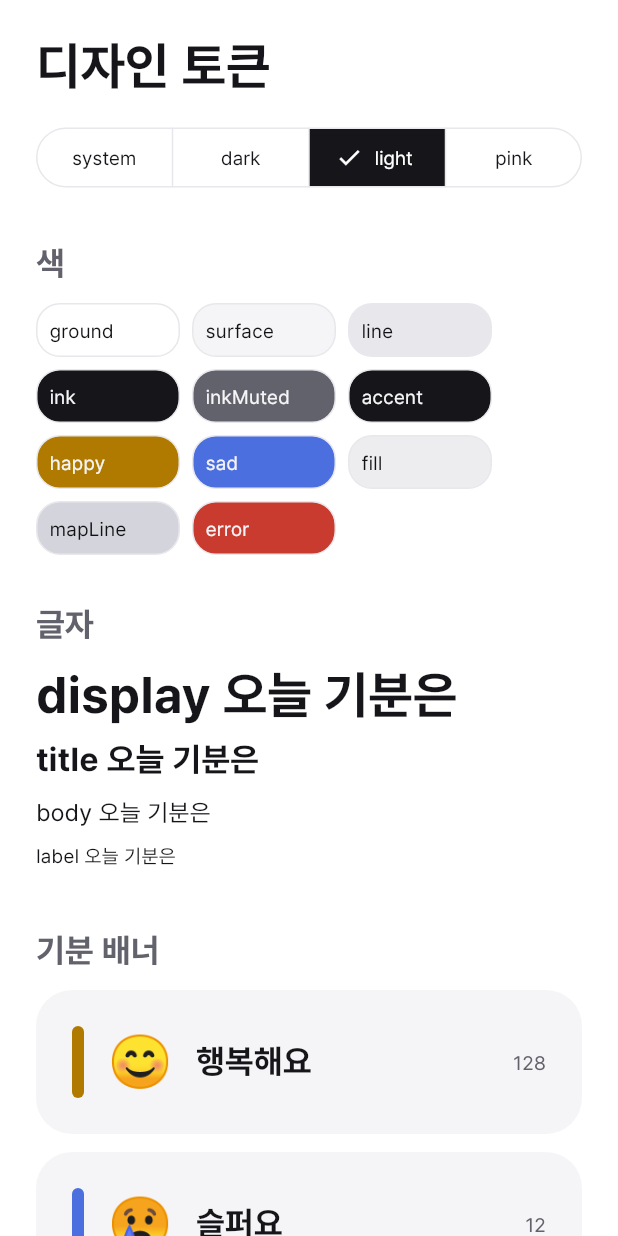
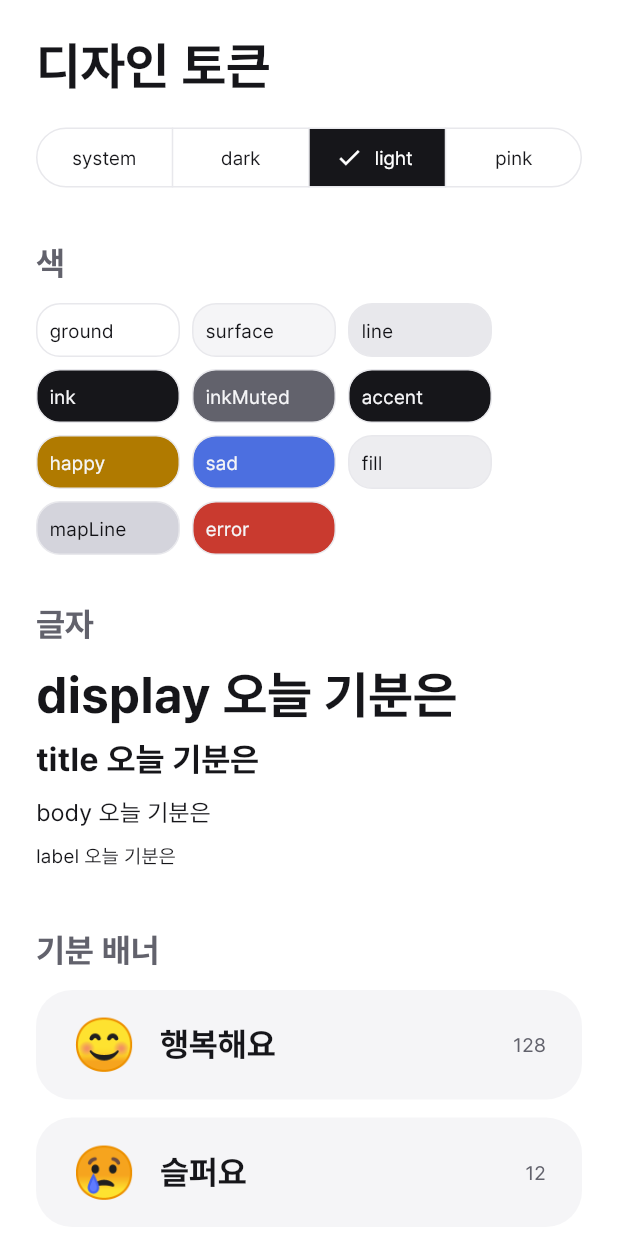
Before and after one commit to jshsakura/mood-clicker, a Flutter app: the screen it shows after launch, on a phone screen of 412 x 824 dp. Run offline on Flutter 3.47's test engine with Material 3 defaults, Android fonts, the phone set to English and light mode, and no system bars; our stand-ins replace shared_preferences; missing offline and left inert: audio_session, flutter_soloud.

Commit message:
feat: add PressableSurface and use it for mood banners
Icon buttons are 44 px circles shrinking to 0.92, banners and cards shrink to
0.98, both darken a little for 90 ms with no ink splash or rectangular
highlight. The banner keeps color only in the face.

Co-Authored-By: Claude Sonnet 5.5 <noreply@anthropic.com>

```diff
--- a/lib/design/parts/mood_banner.dart
+++ b/lib/design/parts/mood_banner.dart
@@ -2,6 +2,7 @@ import 'package:flutter/material.dart';
 
 import '../app_theme.dart';
 import '../tokens.g.dart';
+import 'pressable_surface.dart';
 
 /// One large banner row on the mood picker screen.
 class MoodBanner extends StatelessWidget {
@@ -9,47 +10,34 @@ class MoodBanner extends StatelessWidget {
     super.key,
     required this.label,
     required this.emoji,
-    required this.isHappySide,
     required this.todayCount,
     required this.onTap,
   });
 
   final String label;
   final String emoji;
-  final bool isHappySide;
   final int todayCount;
   final VoidCallback onTap;
 
   @override
   Widget build(BuildContext context) {
     final p = context.palette;
-    final side = isHappySide ? p.happy : p.sad;
-    return Material(
-      color: p.surface,
-      borderRadius: BorderRadius.circular(Radii.card),
-      child: InkWell(
-        borderRadius: BorderRadius.circular(Radii.card),
+    return PressableSurface(
+      kind: PressableKind.card,
       onTap: onTap,
+      semanticLabel: label,
       child: Padding(
-          padding: const EdgeInsets.all(Space.xl),
+        padding: const EdgeInsets.symmetric(
+          horizontal: Space.xl,
+          vertical: Space.lg,
+        ),
         child: Row(
           children: [
-              Container(
-                width: Space.sm,
-                height: Space.xxxl,
-                decoration: BoxDecoration(
-                  color: side,
-                  borderRadius: BorderRadius.circular(Radii.pill),
-                ),
-              ),
-              const SizedBox(width: Space.lg),
+            // The face is the only colored thing on the banner.
             Text(emoji, style: TypeScale.display),
             const SizedBox(width: Space.lg),
             Expanded(
-                child: Text(
-                  label,
-                  style: TypeScale.title.copyWith(color: p.ink),
-                ),
+              child: Text(label, style: TypeScale.title.copyWith(color: p.ink)),
             ),
             Text(
               '$todayCount',
@@ -58,7 +46,6 @@ class MoodBanner extends StatelessWidget {
           ],
         ),
       ),
-      ),
     );
   }
 }
--- /dev/null
+++ b/lib/design/parts/pressable_surface.dart
@@ -0,0 +1,144 @@
+import 'package:flutter/material.dart';
+
+import '../app_theme.dart';
+import '../tokens.g.dart';
+
+/// How a pressable surface looks and how far it shrinks while pressed.
+enum PressableKind {
+  /// A round 44 px icon button. Shrinks to 0.92.
+  icon(0.92),
+
+  /// A banner or card. Shrinks to 0.98.
+  card(0.98);
+
+  const PressableKind(this.pressedScale);
+
+  final double pressedScale;
+}
+
+/// The one pressable surface of the app. A press shrinks it a little and darkens it a little in
+/// [Motion.tap]. There is no ink splash and no rectangular highlight. The full screen tap area of
+/// the tap screen is not a pressable surface and does not use this.
+class PressableSurface extends StatefulWidget {
+  const PressableSurface({
+    super.key,
+    required this.kind,
+    required this.onTap,
+    required this.child,
+    this.semanticLabel,
+    this.color,
+  });
+
+  /// A 44 px circular icon button.
+  PressableSurface.icon({
+    Key? key,
+    required IconData icon,
+    required VoidCallback? onTap,
+    required String semanticLabel,
+  }) : this(
+         key: key,
+         kind: PressableKind.icon,
+         onTap: onTap,
+         semanticLabel: semanticLabel,
+         child: _IconFace(icon),
+       );
+
+  /// The size of an icon button.
+  static const double iconSize = 44;
+
+  /// How much the surface is darkened while pressed (the share of the ink color laid on top).
+  static const double pressedDarken = 0.08;
+
+  final PressableKind kind;
+
+  /// Null turns the surface off: it does not react to presses.
+  final VoidCallback? onTap;
+  final Widget child;
+  final String? semanticLabel;
+
+  /// The surface color. Defaults to the palette surface.
+  final Color? color;
+
+  @override
+  State<PressableSurface> createState() => _PressableSurfaceState();
+}
+
+class _PressableSurfaceState extends State<PressableSurface> {
+  bool _pressed = false;
+
+  void _set(bool value) {
+    if (_pressed != value) setState(() => _pressed = value);
+  }
+
+  @override
+  Widget build(BuildContext context) {
+    final p = context.palette;
+    final isIcon = widget.kind == PressableKind.icon;
+    final shape = isIcon
+        ? const CircleBorder()
+        : RoundedRectangleBorder(
+            borderRadius: BorderRadius.circular(Radii.card),
+          );
+    final enabled = widget.onTap != null;
+    final pressed = _pressed && enabled;
+    Widget face = DecoratedBox(
+      decoration: ShapeDecoration(
+        color: widget.color ?? p.surface,
+        shape: shape,
+      ),
+      child: Stack(
+        children: [
+          widget.child,
+          Positioned.fill(
+            child: IgnorePointer(
+              child: AnimatedOpacity(
+                duration: Motion.tap,
+                opacity: pressed ? 1 : 0,
+                child: DecoratedBox(
+                  decoration: ShapeDecoration(
+                    color: p.ink.withValues(
+                      alpha: PressableSurface.pressedDarken,
+                    ),
+                    shape: shape,
+                  ),
+                ),
+              ),
+            ),
+          ),
+        ],
+      ),
+    );
+    if (isIcon) {
+      face = SizedBox.square(dimension: PressableSurface.iconSize, child: face);
+    }
+    return Semantics(
+      button: true,
+      enabled: enabled,
+      label: widget.semanticLabel,
+      excludeSemantics: widget.semanticLabel != null,
+      child: GestureDetector(
+        behavior: HitTestBehavior.opaque,
+        onTapDown: enabled ? (_) => _set(true) : null,
+        onTapUp: enabled ? (_) => _set(false) : null,
+        onTapCancel: enabled ? () => _set(false) : null,
+        onTap: widget.onTap,
+        child: AnimatedScale(
+          duration: Motion.tap,
+          curve: Curves.easeOut,
+          scale: pressed ? widget.kind.pressedScale : 1,
+          child: face,
+        ),
+      ),
+    );
+  }
+}
+
+class _IconFace extends StatelessWidget {
+  const _IconFace(this.icon);
+
+  final IconData icon;
+
+  @override
+  Widget build(BuildContext context) =>
+      Center(child: Icon(icon, size: 22, color: context.palette.ink));
+}
--- a/lib/design/token_preview.dart
+++ b/lib/design/token_preview.dart
@@ -66,7 +66,6 @@ class TokenPreview extends StatelessWidget {
               label:
                   '행복해요', // slop-ok: shown on screen to check the Korean font
               emoji: '😊',
-              isHappySide: true,
               todayCount: 128,
               onTap: () {},
             ),
@@ -74,7 +73,6 @@ class TokenPreview extends StatelessWidget {
             MoodBanner(
               label: '슬퍼요', // slop-ok: shown on screen to check the Korean font
               emoji: '😢',
-              isHappySide: false,
               todayCount: 12,
               onTap: () {},
             ),
```
Also changed, not shown: 7 other files. Lines whose indentation alone changed are shown as unchanged.
